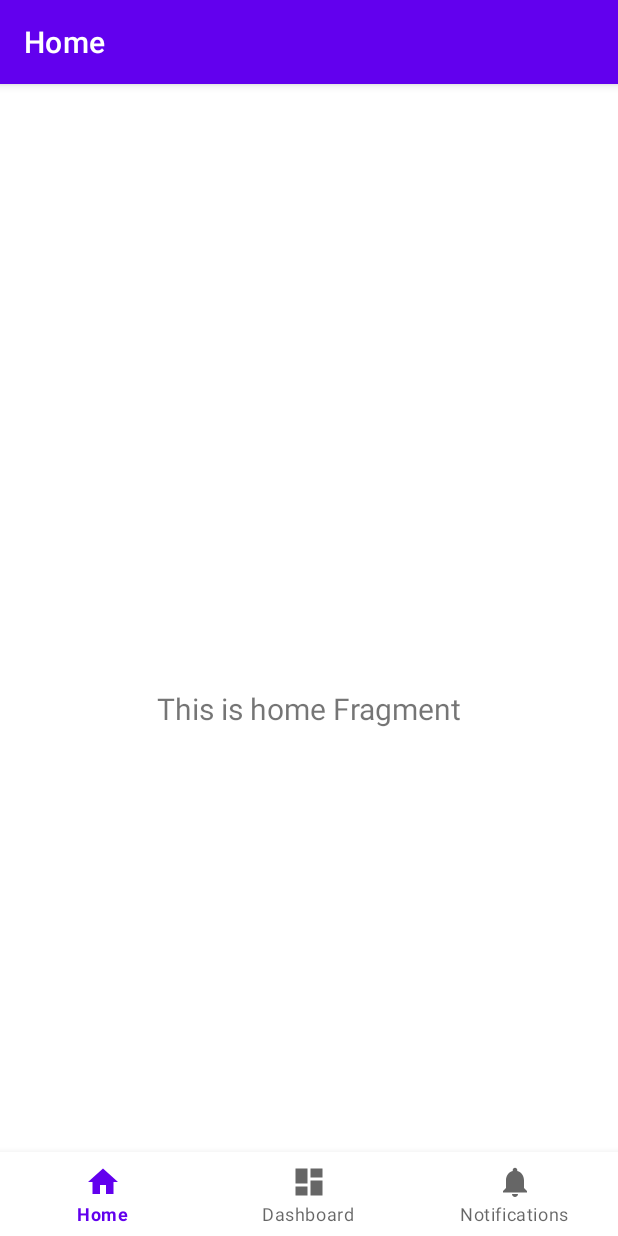
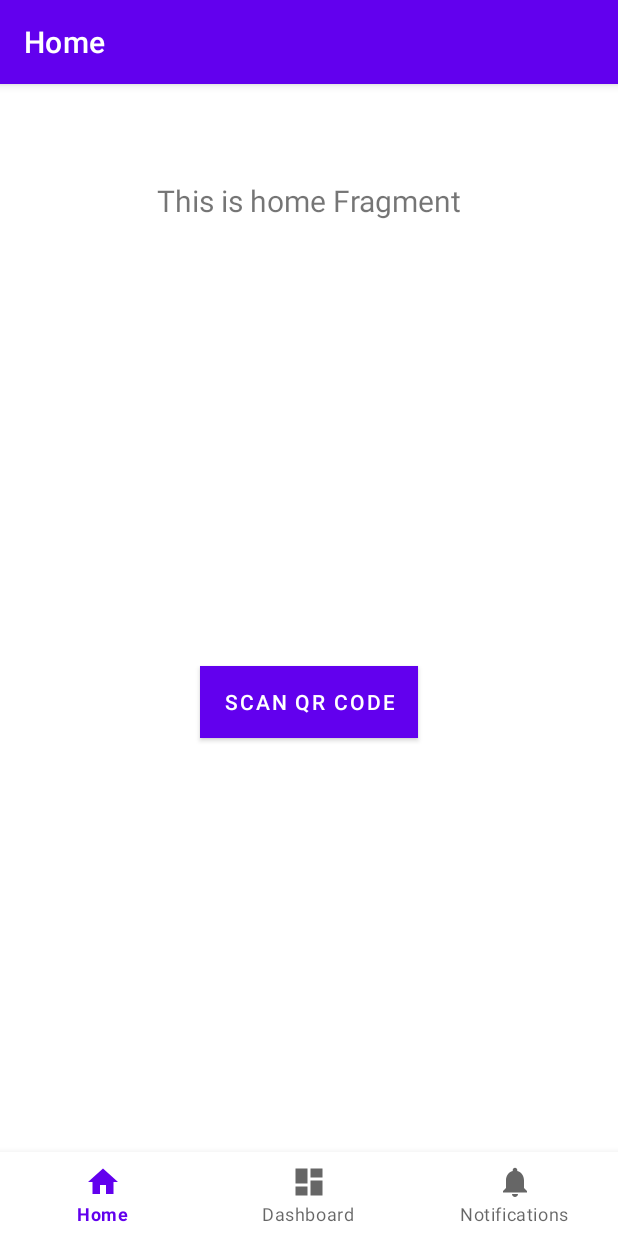
Before and after one commit to bzorec/project-hub, an Android app: the screen it shows after launch (MainActivity), on a phone screen of 412 x 824 dp. Run offline under Robolectric (Android 15) with nearby library versions, the phone set to English and light mode, and no system bars; our stand-ins replace navigation-ui; libraries missing offline, so code that uses them is left out: com.google.zxing.integration.

Commit message:
add button for qr-code scan

```diff
--- a/Mobile/app/build.gradle
+++ b/Mobile/app/build.gradle
@@ -37,8 +37,10 @@ android {
 
 dependencies {
 
+    implementation 'com.journeyapps:zxing-android-embedded:4.2.0'
+    implementation 'androidx.appcompat:appcompat:1.3.1'
+    implementation 'com.squareup.okhttp3:okhttp:4.9.1'
     implementation 'androidx.core:core-ktx:1.7.0'
-    implementation 'androidx.appcompat:appcompat:1.5.1'
     implementation 'com.google.android.material:material:1.7.0'
     implementation 'androidx.constraintlayout:constraintlayout:2.1.4'
     implementation 'androidx.lifecycle:lifecycle-livedata-ktx:2.5.1'
--- a/Mobile/app/src/main/AndroidManifest.xml
+++ b/Mobile/app/src/main/AndroidManifest.xml
@@ -1,7 +1,7 @@
 <?xml version="1.0" encoding="utf-8"?>
 <manifest xmlns:android="http://schemas.android.com/apk/res/android"
     xmlns:tools="http://schemas.android.com/tools">
-
+    <uses-permission android:name="android.permission.CAMERA" />
     <application
         android:allowBackup="true"
         android:dataExtractionRules="@xml/data_extraction_rules"
--- a/Mobile/app/src/main/java/com/um/feri/direct4me/android/MainActivity.kt
+++ b/Mobile/app/src/main/java/com/um/feri/direct4me/android/MainActivity.kt
@@ -1,13 +1,16 @@
 package com.um.feri.direct4me.android
 
 import android.os.Bundle
+import android.widget.Button
 import com.google.android.material.bottomnavigation.BottomNavigationView
 import androidx.appcompat.app.AppCompatActivity
 import androidx.navigation.findNavController
 import androidx.navigation.ui.AppBarConfiguration
 import androidx.navigation.ui.setupActionBarWithNavController
 import androidx.navigation.ui.setupWithNavController
+import com.google.zxing.integration.android.IntentIntegrator
 import com.um.feri.direct4me.android.databinding.ActivityMainBinding
+
 
 class MainActivity : AppCompatActivity() {
 
@@ -29,6 +32,7 @@ class MainActivity : AppCompatActivity() {
                 R.id.navigation_home, R.id.navigation_dashboard, R.id.navigation_notifications
             )
         )
+
         setupActionBarWithNavController(navController, appBarConfiguration)
         navView.setupWithNavController(navController)
     }
--- a/Mobile/app/src/main/java/com/um/feri/direct4me/android/ui/home/HomeFragment.kt
+++ b/Mobile/app/src/main/java/com/um/feri/direct4me/android/ui/home/HomeFragment.kt
@@ -4,9 +4,12 @@ import android.os.Bundle
 import android.view.LayoutInflater
 import android.view.View
 import android.view.ViewGroup
+import android.widget.Button
 import android.widget.TextView
 import androidx.fragment.app.Fragment
 import androidx.lifecycle.ViewModelProvider
+import com.google.zxing.integration.android.IntentIntegrator
+import com.um.feri.direct4me.android.R
 import com.um.feri.direct4me.android.databinding.FragmentHomeBinding
 
 class HomeFragment : Fragment() {
@@ -34,6 +37,18 @@ class HomeFragment : Fragment() {
         }
         return root
     }
+    override fun onViewCreated(view: View, savedInstanceState: Bundle?) {
+        super.onViewCreated(view, savedInstanceState)
+
+        val scanButton: Button = view.findViewById(R.id.scanButton)
+        scanButton.setOnClickListener {
+            val integrator = IntentIntegrator.forSupportFragment(this)
+            integrator.setDesiredBarcodeFormats(IntentIntegrator.QR_CODE)
+            integrator.setPrompt("Scan a QR Code")
+            integrator.setOrientationLocked(false)
+            integrator.initiateScan()
+        }
+    }
 
     override fun onDestroyView() {
         super.onDestroyView()
--- a/Mobile/app/src/main/java/com/um/feri/direct4me/android/ui/home/HomeViewModel.kt
+++ b/Mobile/app/src/main/java/com/um/feri/direct4me/android/ui/home/HomeViewModel.kt
@@ -1,13 +1,17 @@
 package com.um.feri.direct4me.android.ui.home
 
+import android.widget.Button
 import androidx.lifecycle.LiveData
 import androidx.lifecycle.MutableLiveData
 import androidx.lifecycle.ViewModel
+import com.google.zxing.integration.android.IntentIntegrator
+import com.um.feri.direct4me.android.R
 
 class HomeViewModel : ViewModel() {
 
     private val _text = MutableLiveData<String>().apply {
         value = "This is home Fragment"
     }
+
     val text: LiveData<String> = _text
 }
--- a/Mobile/app/src/main/res/layout/activity_main.xml
+++ b/Mobile/app/src/main/res/layout/activity_main.xml
@@ -2,6 +2,7 @@
 <androidx.constraintlayout.widget.ConstraintLayout xmlns:android="http://schemas.android.com/apk/res/android"
     xmlns:app="http://schemas.android.com/apk/res-auto"
     android:id="@+id/container"
+
     android:layout_width="match_parent"
     android:layout_height="match_parent"
     android:paddingTop="?attr/actionBarSize">
@@ -9,6 +10,7 @@
     <com.google.android.material.bottomnavigation.BottomNavigationView
         android:id="@+id/nav_view"
         android:layout_width="0dp"
+
         android:layout_height="wrap_content"
         android:layout_marginStart="0dp"
         android:layout_marginEnd="0dp"
@@ -25,9 +27,11 @@
         android:layout_height="match_parent"
         app:defaultNavHost="true"
         app:layout_constraintBottom_toTopOf="@id/nav_view"
+        app:layout_constraintHorizontal_bias="0.0"
         app:layout_constraintLeft_toLeftOf="parent"
         app:layout_constraintRight_toRightOf="parent"
         app:layout_constraintTop_toTopOf="parent"
+        app:layout_constraintVertical_bias="1.0"
         app:navGraph="@navigation/mobile_navigation" />
 
 </androidx.constraintlayout.widget.ConstraintLayout>
--- a/Mobile/app/src/main/res/layout/fragment_home.xml
+++ b/Mobile/app/src/main/res/layout/fragment_home.xml
@@ -15,8 +15,20 @@
         android:layout_marginEnd="8dp"
         android:textAlignment="center"
         android:textSize="20sp"
-        app:layout_constraintBottom_toBottomOf="parent"
         app:layout_constraintEnd_toEndOf="parent"
         app:layout_constraintStart_toStartOf="parent"
         app:layout_constraintTop_toTopOf="parent" />
+
+    <Button
+        android:id="@+id/scanButton"
+        android:layout_width="wrap_content"
+        android:layout_height="wrap_content"
+        android:layout_margin="16dp"
+        android:background="@color/black"
+        android:text="Scan QR Code"
+        android:textColor="@android:color/white"
+        app:layout_constraintBottom_toBottomOf="parent"
+        app:layout_constraintEnd_toEndOf="@+id/text_home"
+        app:layout_constraintStart_toStartOf="@+id/text_home"
+        app:layout_constraintTop_toTopOf="parent" />
 </androidx.constraintlayout.widget.ConstraintLayout>
```
Also changed, not shown: Mobile/app/src/main/res/drawable/round_button.xml (added, +10 -0 lines).
